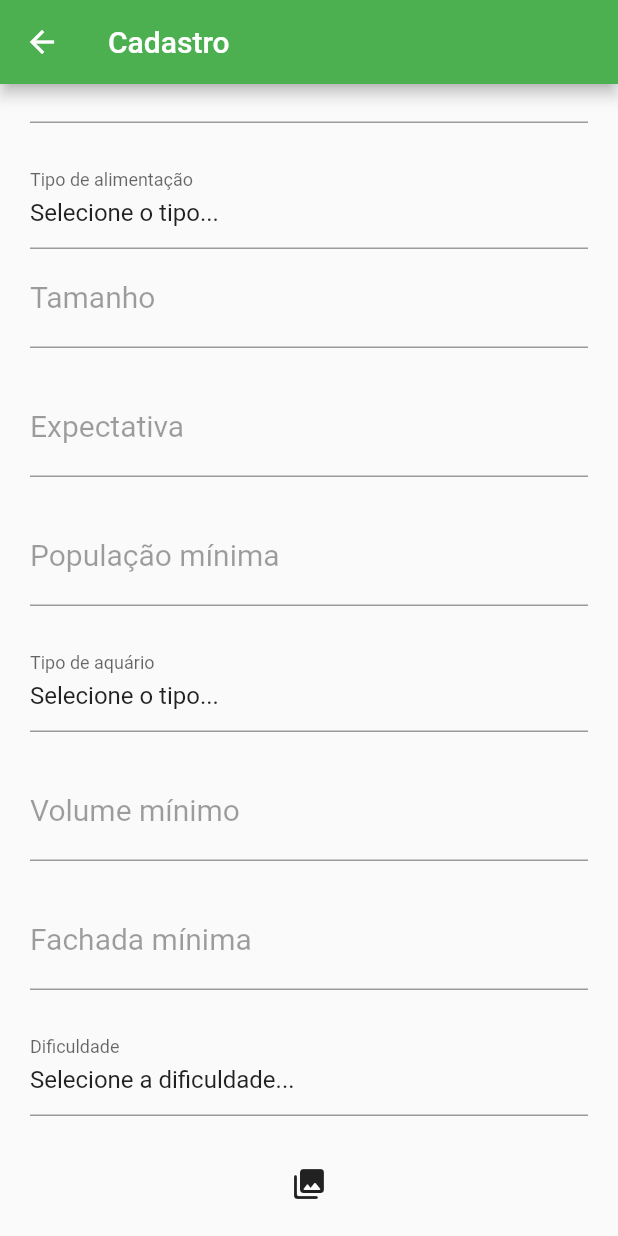
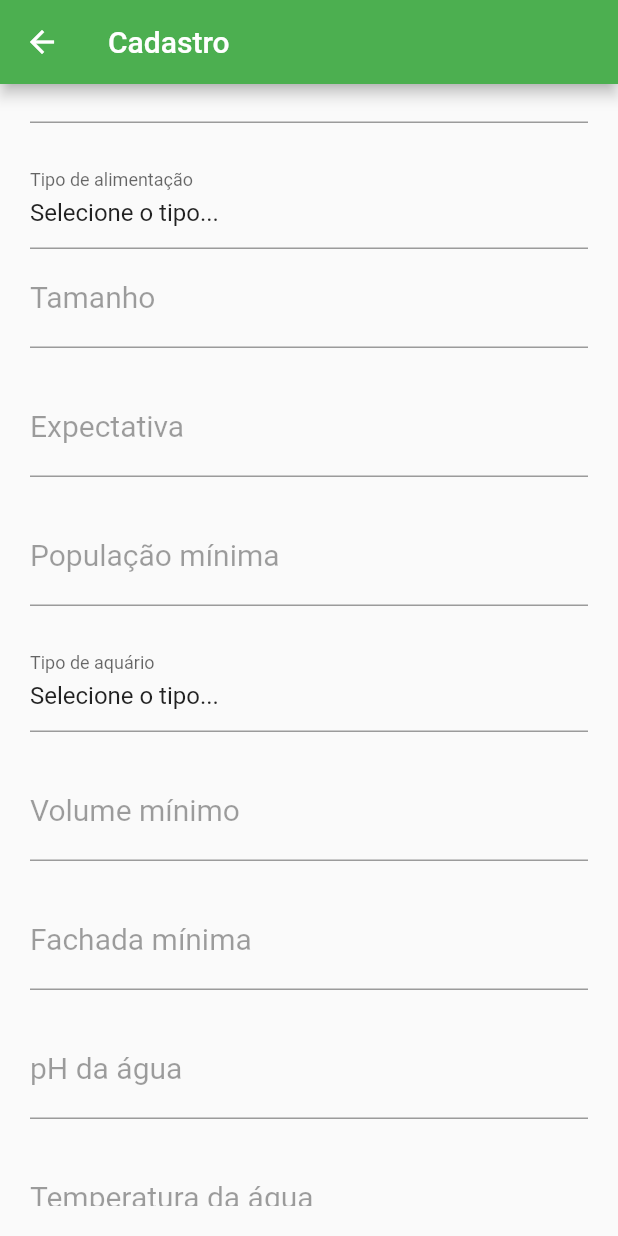
Before and after one commit to lucasoliveirasouza/aquarinfo, a Flutter app: the PeixeAguaDoceCadastroView screen opened directly, scrolled down 576 dp, on a phone screen of 412 x 824 dp. Run offline on Flutter 3.47's test engine with Material 2 defaults, Android fonts, the phone set to English and light mode, and no system bars; our stand-ins replace cloud_firestore, firebase_auth, firebase_core, firebase_storage, image_picker; accounts and stored records are empty.

Commit message:
Atualizando detalhes dos peixes #3

```diff
--- a/lib/models/peixe_agua_doce.dart
+++ b/lib/models/peixe_agua_doce.dart
@@ -15,10 +15,12 @@ class PeixeAguaDoce{
   late String tipoAquario;
   late String volumeMinimo;
   late String fachadaMinima;
+  late String phAgua;
+  late String temperatura;
   late String dificuldade;
   late String imagem;
 
-  PeixeAguaDoce(String nomePopular, String nomeCientifico, String classe, String ordem, String familia, String genero, String origem, String tipo, String tamanho, String expectativa, String populacaoMinima, String tipoAquario, String volumeMinimo, String fachadaMinima, String dificuldade, String imagem){
+  PeixeAguaDoce(String nomePopular, String nomeCientifico, String classe, String ordem, String familia, String genero, String origem, String tipo, String tamanho, String expectativa, String populacaoMinima, String tipoAquario, String volumeMinimo, String fachadaMinima, String phAgua, String temperatura, String dificuldade, String imagem){
     this.nomePopular = nomePopular;
     this.nomeCientifico = nomeCientifico;
     this.classe = classe;
@@ -31,6 +33,8 @@ class PeixeAguaDoce{
     this.tipoAquario = tipoAquario;
     this.volumeMinimo = volumeMinimo;
     this.fachadaMinima = fachadaMinima;
+    this.phAgua = phAgua;
+    this.temperatura = temperatura;
     this.dificuldade = dificuldade;
     this.imagem = imagem;
   }
--- a/lib/services/peixe_agua_doce_service.dart
+++ b/lib/services/peixe_agua_doce_service.dart
@@ -7,7 +7,7 @@ class PeixeAguaDoceService{
   PeixeAguaDoceService(){
   }
 
-  void registerFreshwater(nomePopular,nomeCientifico,classe,ordem,familia,genero,origem,tipo,tamanho,expectativa,populacaoMinima,tipoAquario,volumeMinimo,fachadaMinima,dificuldade,imagem){
+  void registerFreshwater(nomePopular,nomeCientifico,classe,ordem,familia,genero,origem,tipo,tamanho,expectativa,populacaoMinima,tipoAquario,volumeMinimo,fachadaMinima,phAgua,temperatura,dificuldade,imagem){
     freshwater.add({
       'nomePopular': nomePopular,
       'nomeCientifico': nomeCientifico,
@@ -23,6 +23,8 @@ class PeixeAguaDoceService{
       'tipoAquario': tipoAquario,
       'volumeMinimo': volumeMinimo,
       'fachadaMinima': fachadaMinima,
+      'phAgua': phAgua,
+      'temperatura': temperatura,
       'dificuldade': dificuldade,
       'imagem': imagem,
     });
@@ -47,6 +49,8 @@ class PeixeAguaDoceService{
           d["tipoAquario"],
           d["volumeMinimo"],
           d["fachadaMinima"],
+          d["phAgua"],
+          d["temperatura"],
           d["dificuldade"],
           d["imagem"]
       );
--- a/lib/view/peixe_agua_doce/peixe_agua_doce_cadastro.dart
+++ b/lib/view/peixe_agua_doce/peixe_agua_doce_cadastro.dart
@@ -30,6 +30,8 @@ class _PeixeAguaDoceCadastroViewState extends State<PeixeAguaDoceCadastroView> {
   final populacaoMinima = TextEditingController();
   final volumeMinimo = TextEditingController();
   final fachadaMinima = TextEditingController();
+  final phAgua = TextEditingController();
+  final temperatura = TextEditingController();
 
   String imagem = "";
   String carregar = "Carregue uma imagem";
@@ -189,6 +191,20 @@ class _PeixeAguaDoceCadastroViewState extends State<PeixeAguaDoceCadastroView> {
             SizedBox(
               height: 20,
             ),
+            FormFieldPadrao(
+              controle: phAgua,
+              title:"pH da água",
+            ),
+            SizedBox(
+              height: 20,
+            ),
+            FormFieldPadrao(
+              controle: temperatura,
+              title:"Temperatura da água",
+            ),
+            SizedBox(
+              height: 20,
+            ),
             Container(
               child: DropdownButtonFormField<String>(
                 value: dificuldade,
@@ -258,6 +274,8 @@ class _PeixeAguaDoceCadastroViewState extends State<PeixeAguaDoceCadastroView> {
                         tipoAquario,
                         volumeMinimo.text,
                         fachadaMinima.text,
+                        phAgua.text,
+                        temperatura.text,
                         dificuldade,
                         imagem);
                     ScaffoldMessenger.of(context).showSnackBar(SnackBar(content: Text("Peixe adicionado com sucesso")));
--- a/lib/view/peixe_agua_doce/peixe_agua_doce_lista.dart
+++ b/lib/view/peixe_agua_doce/peixe_agua_doce_lista.dart
@@ -38,7 +38,7 @@ class _PeixeAguaDoceListaViewState extends State<PeixeAguaDoceListaView> {
                         return Card(
                           child: ListTile(
                             title: Text(snapshot.data![index]!.nomePopular),
-                            subtitle: Text(snapshot.data![index]!.nomePopular),
+                            subtitle: Text(snapshot.data![index]!.nomeCientifico),
                             onTap: () {
                               Navigator.push(
                                 context,
```
